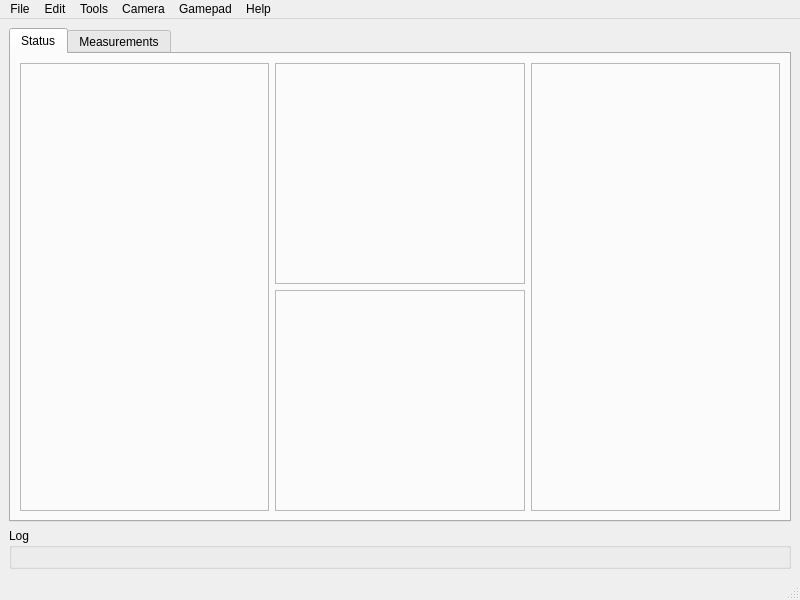
The window that src/designer/window_main.ui (marsinstituteSC/MissionControl) describes before a commit, drawn with Qt 5.
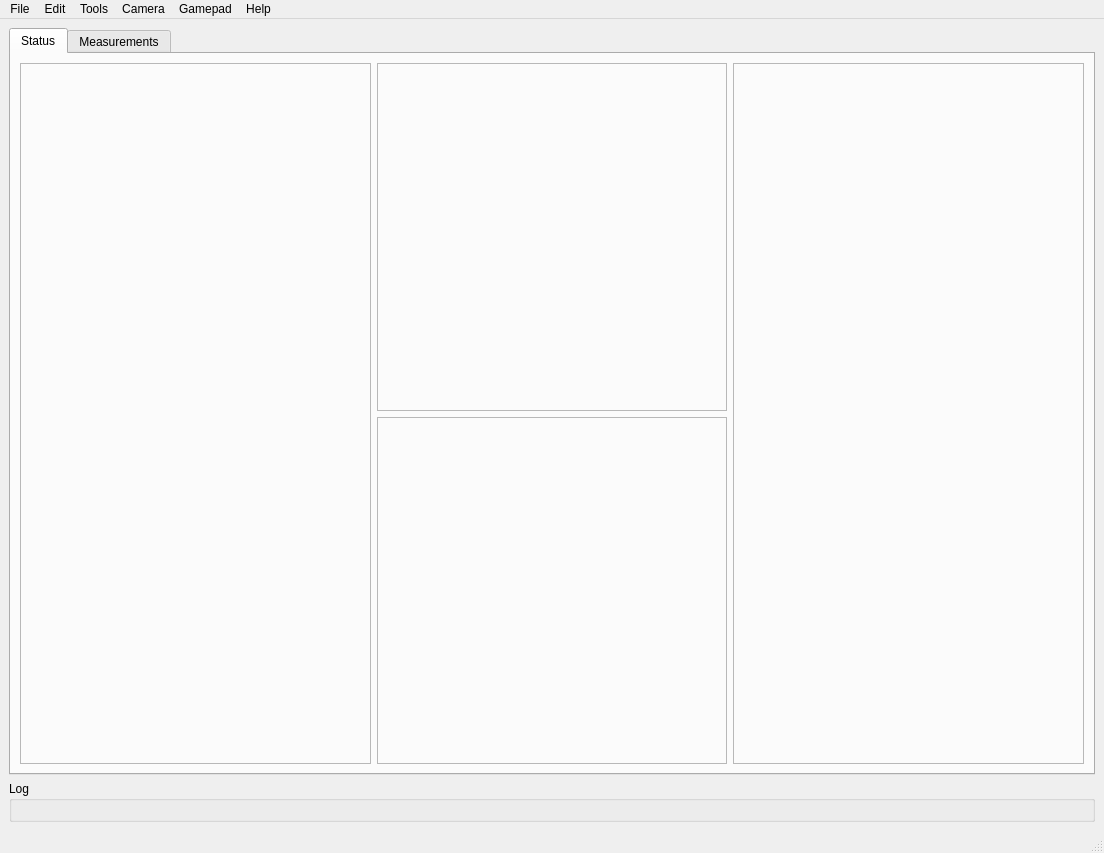
The same window after the commit.

Diff of the .ui file:
```diff
--- a/src/designer/window_main.ui
+++ b/src/designer/window_main.ui
@@ -6,8 +6,8 @@
    <rect>
     <x>0</x>
     <y>0</y>
-    <width>800</width>
-    <height>600</height>
+    <width>1104</width>
+    <height>853</height>
    </rect>
   </property>
   <property name="windowTitle">
@@ -25,8 +25,48 @@
         <string>Status</string>
        </attribute>
        <layout class="QGridLayout" name="statusGrid">
+        <item row="0" column="2" rowspan="2">
+         <widget class="QFrame" name="rightFrame">
+          <property name="sizePolicy">
+           <sizepolicy hsizetype="Expanding" vsizetype="Preferred">
+            <horstretch>0</horstretch>
+            <verstretch>0</verstretch>
+           </sizepolicy>
+          </property>
+          <property name="frameShape">
+           <enum>QFrame::StyledPanel</enum>
+          </property>
+          <property name="frameShadow">
+           <enum>QFrame::Sunken</enum>
+          </property>
+          <layout class="QGridLayout" name="rightFrameGrid"/>
+         </widget>
+        </item>
+        <item row="0" column="0" rowspan="2">
+         <widget class="QFrame" name="leftFrame">
+          <property name="sizePolicy">
+           <sizepolicy hsizetype="Expanding" vsizetype="Preferred">
+            <horstretch>0</horstretch>
+            <verstretch>0</verstretch>
+           </sizepolicy>
+          </property>
+          <property name="frameShape">
+           <enum>QFrame::StyledPanel</enum>
+          </property>
+          <property name="frameShadow">
+           <enum>QFrame::Sunken</enum>
+          </property>
+          <layout class="QGridLayout" name="leftFrameGrid"/>
+         </widget>
+        </item>
         <item row="0" column="1">
          <widget class="QFrame" name="topFrame">
+          <property name="sizePolicy">
+           <sizepolicy hsizetype="Expanding" vsizetype="Preferred">
+            <horstretch>0</horstretch>
+            <verstretch>0</verstretch>
+           </sizepolicy>
+          </property>
           <property name="frameShape">
            <enum>QFrame::StyledPanel</enum>
           </property>
@@ -38,6 +78,12 @@
         </item>
         <item row="1" column="1">
          <widget class="QFrame" name="bottomFrame">
+          <property name="sizePolicy">
+           <sizepolicy hsizetype="Expanding" vsizetype="Preferred">
+            <horstretch>0</horstretch>
+            <verstretch>0</verstretch>
+           </sizepolicy>
+          </property>
           <property name="frameShape">
            <enum>QFrame::StyledPanel</enum>
           </property>
@@ -94,7 +140,7 @@
     <rect>
      <x>0</x>
      <y>0</y>
-     <width>800</width>
+     <width>1104</width>
      <height>21</height>
     </rect>
    </property>
```
Left out of the diff: 24 changed lines with no effect on the pictures.
